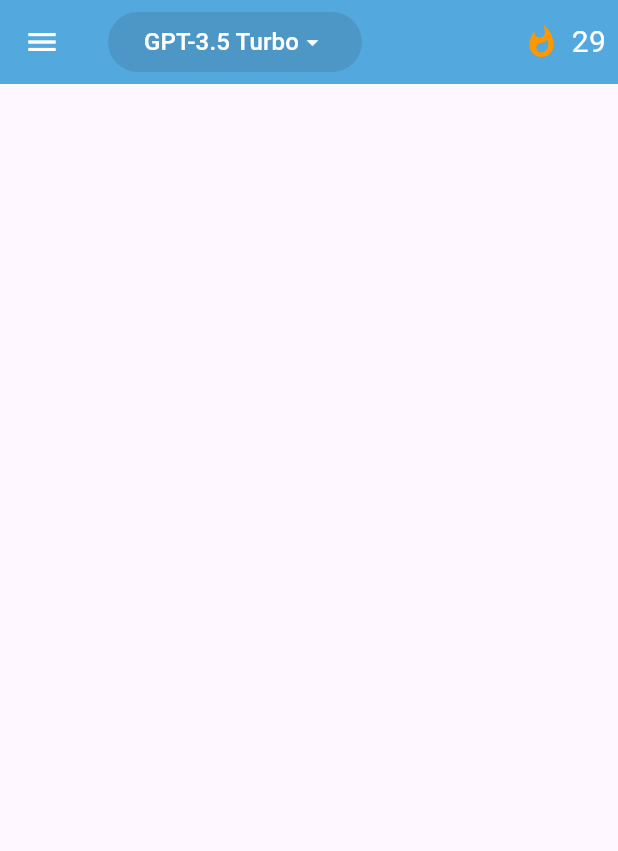
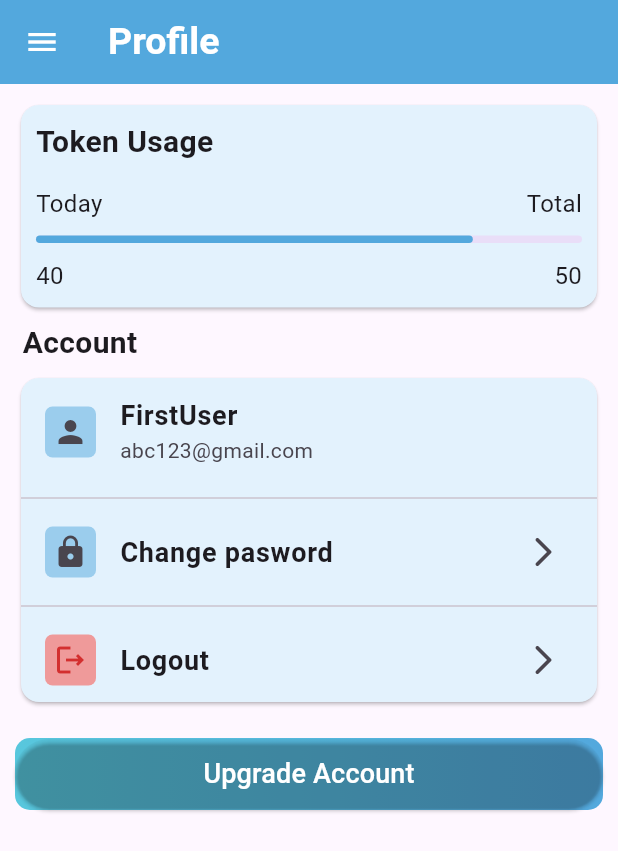
Before and after one commit to TranPhuocNhan/AItalk, a Flutter app: the ProfileScreen screen opened by its route, after a tap on the "menu" icon, after a tap on the "close" icon, on a phone screen of 412 x 824 dp. Shown: the top 851 px of the screen. Run offline on Flutter 3.47's test engine with Material 3 defaults, Android fonts, the phone set to English and light mode, and no system bars.

Commit message:
add profile screen

```diff
--- /dev/null
+++ b/lib/views/Profile/account_card.dart
@@ -0,0 +1,96 @@
+import 'package:flutter/material.dart';
+import 'package:flutter_ai_app/views/login/verify_email.dart';
+import 'package:flutter_ai_app/views/style/Color.dart';
+
+class AccountCard extends StatefulWidget{
+  @override
+  State<StatefulWidget> createState() => _AccountCardState();
+}
+class _AccountCardState extends State<AccountCard>{
+  @override
+  Widget build(BuildContext context) {
+    return Card(
+      color: Colors.blue.shade50,
+      child: Padding(
+        padding: EdgeInsets.all(0),
+        child: Column(
+          children: [
+            ListTile(
+              leading: Container(
+                decoration: BoxDecoration(
+                  color: ColorPalette().endLinear.withOpacity(0.5),
+                  borderRadius: BorderRadius.circular(5)
+                ),
+                padding: EdgeInsets.all(5),
+                child: Icon(Icons.person),
+              ),
+              title: Text(
+                "FirstUser",
+                style: TextStyle(
+                  fontWeight: FontWeight.bold,
+                  fontSize: 18,
+                ),
+              ),
+              subtitle: Text("abc123@gmail.com"),
+            ),
+            Divider(),
+            GestureDetector(
+              onTap: (){
+                Navigator.push(context, MaterialPageRoute(builder: (context)=>
+                  VerifyEmailScreen(context: context, email: "abc123@gmail.com")
+                ));
+              },
+              child:ListTile(
+                leading: Container(
+                  decoration: BoxDecoration(
+                    color: ColorPalette().endLinear.withOpacity(0.5),
+                    borderRadius: BorderRadius.circular(5)
+                  ),
+                  padding: EdgeInsets.all(5),
+                  child: Icon(Icons.lock),
+                ),
+                title: Text(
+                  "Change pasword",
+                  style: TextStyle(
+                    fontWeight: FontWeight.bold,
+                    fontSize: 18,
+                  ),
+                ),
+                trailing: Icon(Icons.arrow_forward_ios_rounded),
+              ),
+            ),
+            Divider(),
+            GestureDetector(
+              onTap: (){
+                //LOGOUT ACCOUNT
+                //[...]
+              },
+              child: ListTile(
+                leading: Container(
+                  decoration: BoxDecoration(
+                    color: Colors.red.shade200,
+                    borderRadius: BorderRadius.circular(5)
+                  ),
+                  padding: EdgeInsets.all(5),
+                  child: Icon(
+                    Icons.logout_outlined,
+                    color: Colors.red.shade700,
+                  ),
+                ),
+                title: Text(
+                  "Logout",
+                  style: TextStyle(
+                    fontWeight: FontWeight.bold,
+                    fontSize: 18,
+                  ),
+                ),
+                trailing: Icon(Icons.arrow_forward_ios_rounded),
+              ),
+            )
+          ],
+        ),
+      ),
+    );
+  }
+
+}
--- a/lib/views/Profile/profile_screen.dart
+++ b/lib/views/Profile/profile_screen.dart
@@ -1,4 +1,6 @@
 import 'package:flutter/material.dart';
+import 'package:flutter_ai_app/views/Profile/account_card.dart';
+import 'package:flutter_ai_app/views/Profile/token_usage_card.dart';
 import 'package:flutter_ai_app/views/style/Color.dart';
 import 'package:flutter_ai_app/widgets/ai_selection_dropdown.dart';
 import 'package:flutter_ai_app/widgets/app_drawer.dart';
@@ -9,22 +11,21 @@ class ProfileScreen extends StatefulWidget{
 }
 
 class _ProfileState extends State<ProfileScreen>{
+  final colorElements = <Color>[ColorPalette().startLinear, ColorPalette().endLinear];
+
   @override
   Widget build(BuildContext context) {
     return Scaffold(
       appBar: AppBar(
-        title: const AiSelectionDropdown(),
+        title: Text(
+          "Profile",
+          style: TextStyle(
+            color: Colors.white,
+            fontWeight: FontWeight.bold,
+            fontSize: 25,
+          ),
+        ),
         backgroundColor: ColorPalette().btnColor,
-        actions: const [
-          Icon(Icons.whatshot, color: Colors.orange),
-          Padding(
-            padding: EdgeInsets.all(8.0),
-            child: Text(
-              '29',
-              style: TextStyle(color: Colors.white, fontSize: 20),
-            ),
-          )
-        ],
         leading: Builder(builder: (context) {
           return IconButton(
               icon: const Icon(Icons.menu),
@@ -34,7 +35,63 @@ class _ProfileState extends State<ProfileScreen>{
               });
         }),
       ),
-      body: Text(""),
+      body: Center(
+        child: Padding(
+          padding: EdgeInsets.all(10),
+          child: Column(
+            crossAxisAlignment: CrossAxisAlignment.start,
+            children: [
+              TokenUsageCard(),
+              Padding(padding: EdgeInsets.all(5),
+                child: Text(
+                  "Account",
+                  style: TextStyle(
+                    fontSize: 20,
+                    fontWeight: FontWeight.bold,
+                  ),
+                ),
+              ),
+              AccountCard(),
+              Container(
+                margin: EdgeInsets.only(top: 20, bottom: 20),
+                width: double.infinity,
+                alignment: Alignment.center,
+                child: Container(
+                  width: double.infinity,
+                  decoration: ShapeDecoration(
+                    shape: RoundedRectangleBorder(
+                      borderRadius: BorderRadius.circular(10),
+                    ),
+                    gradient: LinearGradient(
+                      colors: colorElements,
+                      begin: Alignment.centerLeft,
+                      end: Alignment.centerRight,
+                    )
+                  ),
+                  child: ElevatedButton(
+                    onPressed: (){
+                      //UPGRADE ACCOUNT
+                    },
+                    child: Padding(
+                      padding: EdgeInsets.all(10),
+                      child: Text(
+                        "Upgrade Account",
+                        style: TextStyle(
+                          color: Colors.white,
+                          fontSize: 18,
+                        ),
+                      ),
+                    ),
+                    style: ElevatedButton.styleFrom(
+                      backgroundColor: Colors.transparent
+                    ),
+                  ),
+                ),
+              )
+            ],
+          ),
+        ),
+      ),
       drawer: AppDrawer(selected: 2),
     );
   }
--- /dev/null
+++ b/lib/views/Profile/token_usage_card.dart
@@ -0,0 +1,76 @@
+import 'package:flutter/material.dart';
+import 'package:flutter_ai_app/views/style/Color.dart';
+
+class TokenUsageCard extends StatefulWidget{
+  @override
+  State<StatefulWidget> createState() => _TokenUsageState();
+}
+
+class _TokenUsageState extends State<TokenUsageCard>{
+  @override
+  Widget build(BuildContext context) {
+    return Card(
+      color: Colors.blue.shade50,
+      child: Padding(
+        padding: EdgeInsets.all(10),
+        child: Column(
+          crossAxisAlignment: CrossAxisAlignment.start,
+          children: [
+            Text(
+              "Token Usage",
+              style: TextStyle(
+                fontSize: 20,
+                fontWeight: FontWeight.bold,
+              ),
+            ),
+            SizedBox(height: 15,),
+            Row(
+              mainAxisAlignment: MainAxisAlignment.spaceBetween,
+              children: [
+                Text(
+                  "Today",
+                  style: TextStyle(
+                    fontSize: 16
+                  ),
+                ),
+                Text(
+                  "Total",
+                  style: TextStyle(
+                    fontSize: 16
+                  ),
+                ),
+              ],
+            ),
+            SizedBox(height: 10,),
+            LinearProgressIndicator(
+              value: 40.0/50.0,
+              minHeight: 5,
+              color: ColorPalette().selectedItemOnDrawerColor,
+              valueColor: AlwaysStoppedAnimation<Color>(ColorPalette().endLinear),
+              borderRadius: BorderRadius.circular(10),
+            ),
+            SizedBox(height: 10,),
+            Row(
+              mainAxisAlignment: MainAxisAlignment.spaceBetween,
+              children: [
+                Text(
+                  "40",
+                  style: TextStyle(
+                    fontSize: 16
+                  ),
+                ),
+                Text(
+                  "50",
+                  style: TextStyle(
+                    fontSize: 16
+                  ),
+                ),
+              ],
+            )
+          ],
+        ),
+      )
+    );
+  }
+
+}
--- a/lib/widgets/app_drawer.dart
+++ b/lib/widgets/app_drawer.dart
@@ -113,6 +113,89 @@ class _AppDrawerState extends State<AppDrawer>{
                 Navigator.pushNamed(context, '/profile');
               },
             ),
+          ),
+          Divider(),
+
+          Padding(
+            padding: EdgeInsets.only(left: 10, right: 10,),
+            child: Card(
+              color: Colors.blue.shade50,
+              child: Column(
+                crossAxisAlignment: CrossAxisAlignment.start,
+                children: [
+                  ListTile(
+                    leading: Container(
+                      decoration: BoxDecoration(
+                        color: ColorPalette().endLinear.withOpacity(0.5),
+                        borderRadius: BorderRadius.circular(5)
+                      ),
+                      padding: EdgeInsets.all(5),
+                      child: Icon(Icons.person),
+                    ),
+                    title: Text(
+                      "FirstUser",
+                      style: TextStyle(
+                        fontWeight: FontWeight.bold,
+                        fontSize: 18,
+                      ),
+                    ),
+                    subtitle: Text("abc123@gmail.com"),
+                  ),
+                  Padding(padding: EdgeInsets.only(left: 20, right: 10),
+                    child: Row(
+                      mainAxisAlignment: MainAxisAlignment.start,
+                      children: [
+                        Text(
+                          "Token Usage",
+                          style: TextStyle(
+                            fontWeight: FontWeight.bold,
+                          ),
+                        ),
+                        Icon(Icons.whatshot, color: Colors.red.shade500,)
+                      ],
+                    ),
+                  ),
+                  Padding(
+                    padding: EdgeInsets.only(left: 20, right: 20, top: 10, bottom: 10),
+                    child: LinearProgressIndicator(
+                      value: 40.0/50.0,
+                      minHeight: 5,
+                      color: ColorPalette().selectedItemOnDrawerColor,
+                      valueColor: AlwaysStoppedAnimation<Color>(ColorPalette().endLinear),
+                      borderRadius: BorderRadius.circular(10),
+                    ),
+                  ),
+                  Padding(
+                    padding: EdgeInsets.only(left: 20, right: 20),
+                    child: Row(
+                      mainAxisAlignment: MainAxisAlignment.spaceBetween,
+                      children: [
+                        Text("40"),
+                        Text("50"),
+                      ],
+                    ),
+                  )
+                ],
+              ),
+            ),
+          ),
+
+          Padding(padding: EdgeInsets.only(left: 10, right: 10),
+            child: ElevatedButton(
+              onPressed: (){},
+              child: Text(
+                "Logout",
+                style: TextStyle(
+                  color: Colors.red.shade600
+                ),
+              ),
+              style: ElevatedButton.styleFrom(
+                backgroundColor: Colors.red.shade100,
+                shape: RoundedRectangleBorder(
+                  borderRadius: BorderRadius.circular(10),
+                )
+              ),
+            ),
           )
         ],
       ),
```
